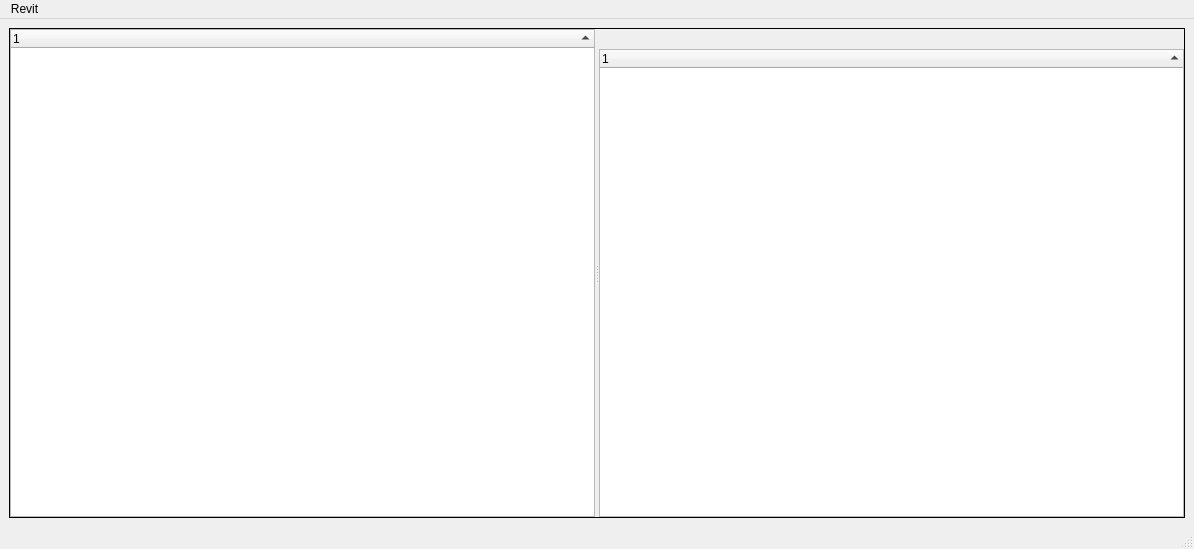
The window that som_gui/module/mapping/qt/Window.ui (c-mellueh/SOM-Toolkit) describes before a commit, drawn with Qt 5.
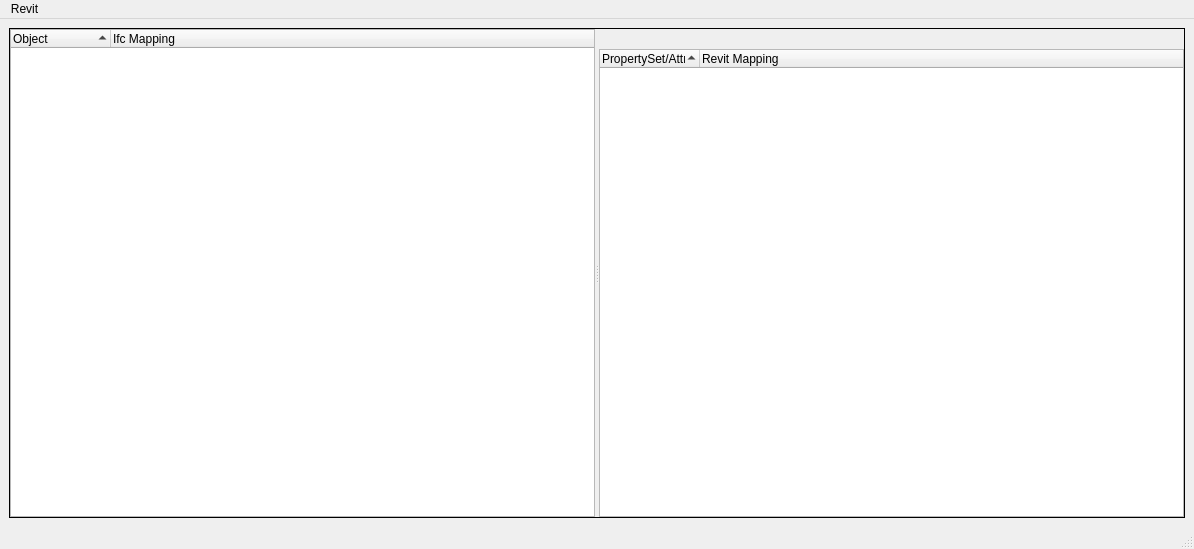
The same window after the commit. Custom widgets are drawn as their Qt base class.

Commit message: upgrade mapping UI

```diff
--- a/som_gui/module/mapping/qt/Window.ui
+++ b/som_gui/module/mapping/qt/Window.ui
@@ -32,7 +32,12 @@
        </property>
              <column>
                  <property name="text">
-                     <string notr="true">1</string>
+         <string>Object</string>
+        </property>
+       </column>
+       <column>
+        <property name="text">
+         <string>Ifc Mapping</string>
                  </property>
              </column>
       </widget>
@@ -57,7 +62,12 @@
             </property>
                   <column>
                       <property name="text">
-                          <string notr="true">1</string>
+              <string notr="true">PropertySet/Attribute</string>
+             </property>
+            </column>
+            <column>
+             <property name="text">
+              <string>Revit Mapping</string>
                       </property>
                   </column>
            </widget>
```
Left out of the diff: 2 changed lines with no effect on the pictures. Lines whose indentation alone changed are shown as unchanged. The commit also changes 5 other files.
